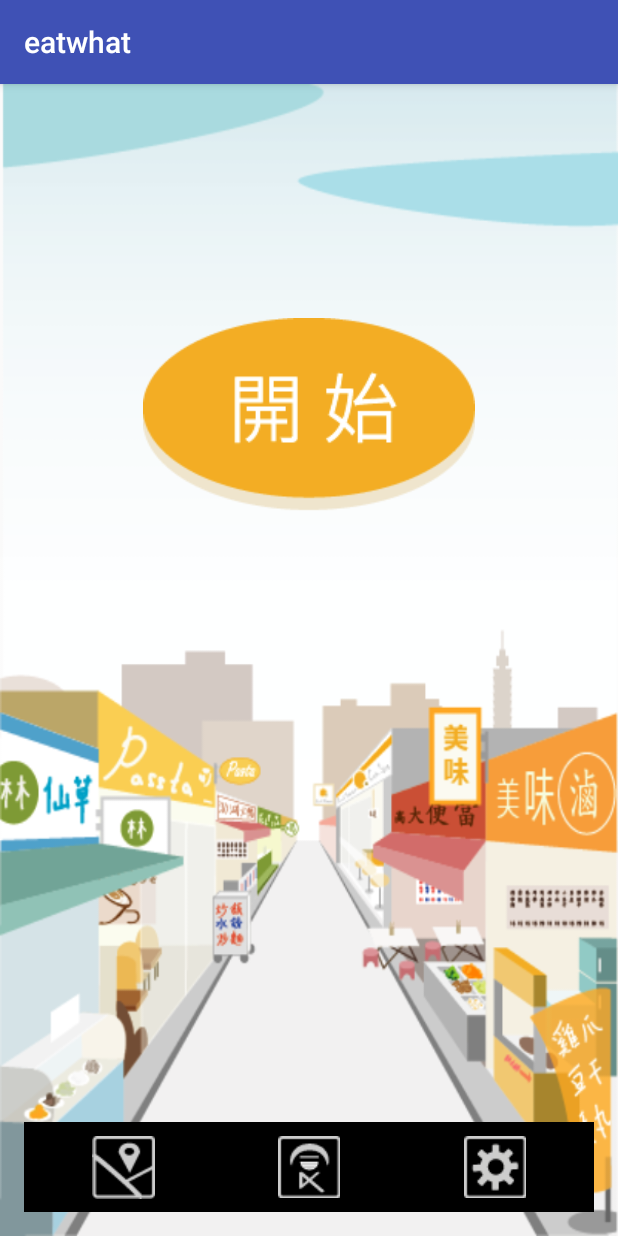
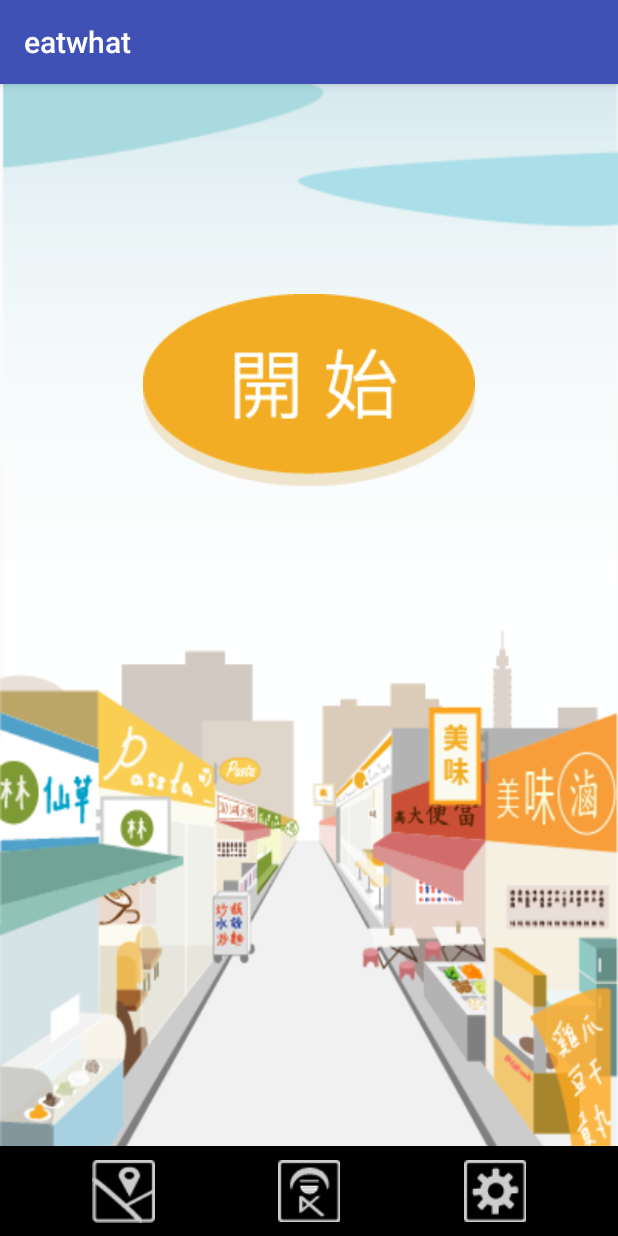
Before and after one commit to jamie012955/Eatwhat_androidstudio, an Android app: the Homepage screen opened directly, with no data from a screen before it, on a phone screen of 412 x 824 dp. Run offline under Robolectric (Android 15) with nearby library versions, the phone set to English and light mode, and no system bars.

Commit message:
首頁下方ICON貼齊

```diff
--- a/app/src/main/res/layout/activity_homepage.xml
+++ b/app/src/main/res/layout/activity_homepage.xml
@@ -1,10 +1,6 @@
 <?xml version="1.0" encoding="utf-8"?>
 <LinearLayout xmlns:android="http://schemas.android.com/apk/res/android"
-    xmlns:tools="http://schemas.android.com/tools" android:layout_width="match_parent"
-    android:layout_height="match_parent" android:paddingLeft="@dimen/activity_horizontal_margin"
-    android:paddingRight="@dimen/activity_horizontal_margin"
-    android:paddingTop="@dimen/activity_vertical_margin"
-    android:paddingBottom="@dimen/activity_vertical_margin"
+    xmlns:tools="http://schemas.android.com/tools"
     tools:context="com.inducesmile.eatwhat.Homepage"
     android:focusable="false"
     style="@style/home_body">
```
